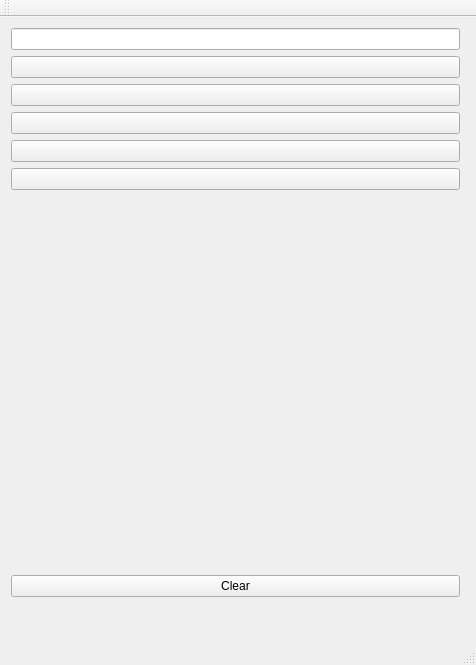
First picture: the form in Qt/TextCompletion/mainwindow.ui, repository ctag/cpe495, before the edit.
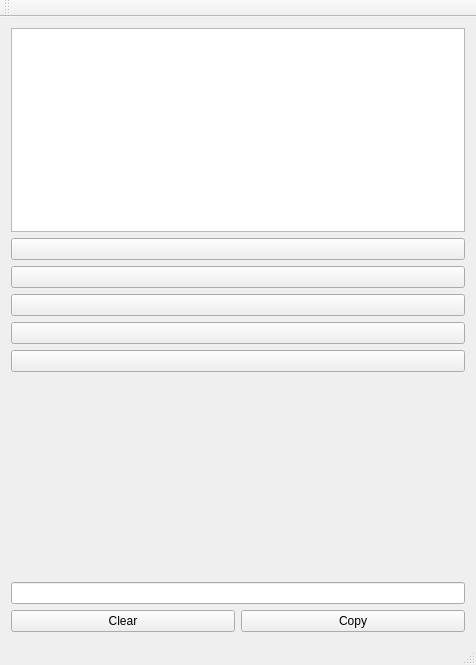
Second picture: the form after the edit.

Patch:
```diff
--- a/Qt/TextCompletion/mainwindow.ui
+++ b/Qt/TextCompletion/mainwindow.ui
@@ -14,18 +14,13 @@
    <string>MainWindow</string>
   </property>
   <widget class="QWidget" name="centralWidget">
-   <widget class="QWidget" name="verticalLayoutWidget">
-    <property name="geometry">
-     <rect>
-      <x>0</x>
-      <y>0</y>
-      <width>471</width>
-      <height>591</height>
-     </rect>
-    </property>
     <layout class="QVBoxLayout" name="verticalLayout">
      <item>
-      <widget class="QLineEdit" name="lineEdit"/>
+     <widget class="QPlainTextEdit" name="plainTextEdit">
+      <property name="plainText">
+       <string/>
+      </property>
+     </widget>
      </item>
      <item>
       <widget class="QPushButton" name="pushButton">
@@ -70,20 +65,33 @@
        <property name="sizeHint" stdset="0">
         <size>
          <width>20</width>
-         <height>40</height>
+        <height>64</height>
         </size>
        </property>
       </spacer>
      </item>
      <item>
+     <widget class="QLineEdit" name="lineEdit"/>
+    </item>
+    <item>
+     <layout class="QHBoxLayout" name="horizontalLayout">
+      <item>
       <widget class="QPushButton" name="pushButton_6">
        <property name="text">
         <string>Clear</string>
        </property>
       </widget>
      </item>
-    </layout>
-   </widget>
+      <item>
+       <widget class="QPushButton" name="pushButton_7">
+        <property name="text">
+         <string>Copy</string>
+        </property>
+       </widget>
+      </item>
+     </layout>
+    </item>
+   </layout>
   </widget>
   <widget class="QMenuBar" name="menuBar">
    <property name="geometry">
```
Lines whose indentation alone changed are shown as unchanged.
